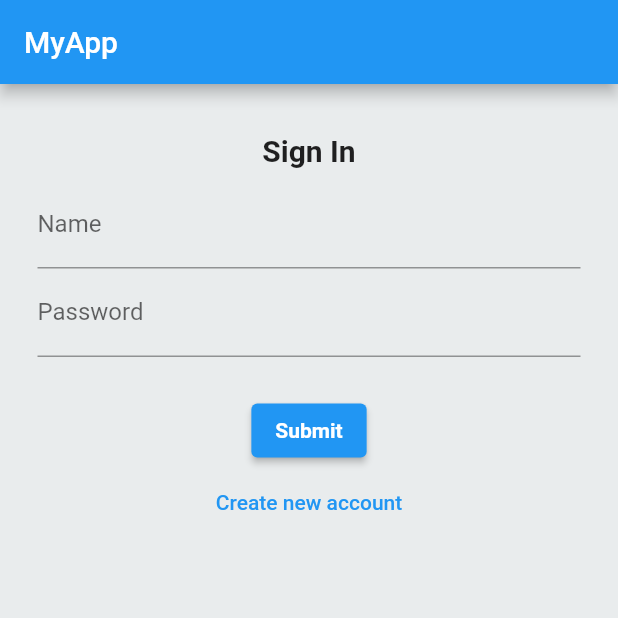
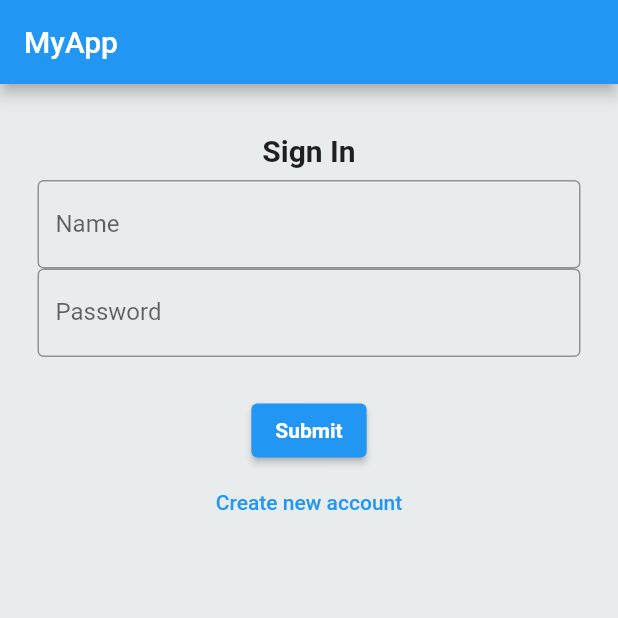
Before and after one commit to pratyush1425/project, a Flutter app: the screen it shows after launch, on a phone screen of 412 x 824 dp, the top half of it. Run offline on Flutter 3.47's test engine with Material 2 defaults, Android fonts, the phone set to English and light mode, and no system bars.

Commit message:
25/05/23:11/pratyush

```diff
--- a/lib/pages/login.dart
+++ b/lib/pages/login.dart
@@ -40,7 +40,10 @@ class _LoginPageState extends State<LoginPage> {
                   child: Column(
                     children: <Widget>[
                       TextFormField(
-                        decoration: const InputDecoration(labelText: "Name"),
+                        decoration: const InputDecoration(
+                            labelText: "Name",
+                            border: OutlineInputBorder(),
+                            hintText: "Enter your username"),
                         validator: (value) {
                           if (value!.isEmpty) {
                             return "Sorry, we don't entertain people without names :P";
@@ -52,8 +55,10 @@ class _LoginPageState extends State<LoginPage> {
                         },
                       ),
                       TextFormField(
-                        decoration:
-                            const InputDecoration(labelText: "Password"),
+                        decoration: const InputDecoration(
+                            labelText: "Password",
+                            border: OutlineInputBorder(),
+                            hintText: "Enter your password"),
                         validator: (value) {
                           if (value!.length <= 4) {
                             return "Oops, Your Password is too short \nMake it greater than 4 digits ;)";
```
